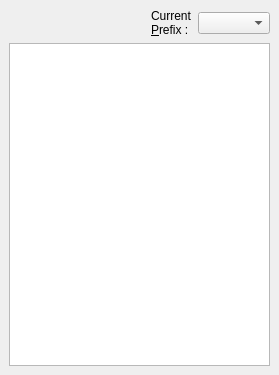
phoenix741/xinx, file plugins/generix/docks/project/gnxprojectdock.ui: the form before one commit.
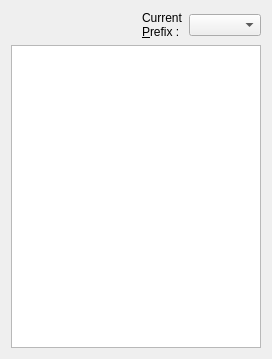
The form after the commit.

Commit message: IDEAL Dock Widget works.

```diff
--- a/plugins/generix/docks/project/gnxprojectdock.ui
+++ b/plugins/generix/docks/project/gnxprojectdock.ui
@@ -1,19 +1,18 @@
 <?xml version="1.0" encoding="UTF-8"?>
 <ui version="4.0">
  <class>GenerixProjectDockWidget</class>
- <widget class="QDockWidget" name="GenerixProjectDockWidget">
+ <widget class="QWidget" name="GenerixProjectDockWidget">
   <property name="geometry">
    <rect>
     <x>0</x>
     <y>0</y>
-    <width>279</width>
-    <height>375</height>
+    <width>272</width>
+    <height>359</height>
    </rect>
   </property>
   <property name="windowTitle">
    <string>Generix Business View</string>
   </property>
-  <widget class="QWidget" name="dockWidgetContents">
    <layout class="QVBoxLayout" name="verticalLayout">
     <item>
      <layout class="QHBoxLayout" name="horizontalLayout">
@@ -64,7 +63,6 @@
      </widget>
     </item>
    </layout>
-  </widget>
  </widget>
  <resources/>
  <connections/>
```
Lines whose indentation alone changed are shown as unchanged. The commit also changes 2 other files.
